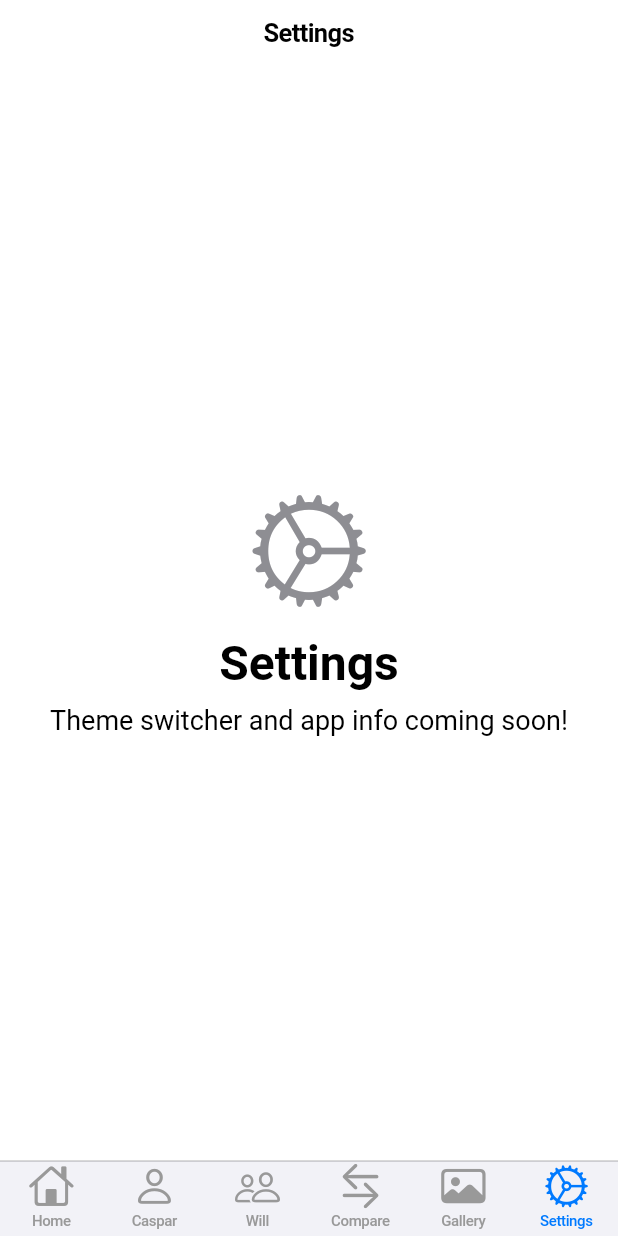
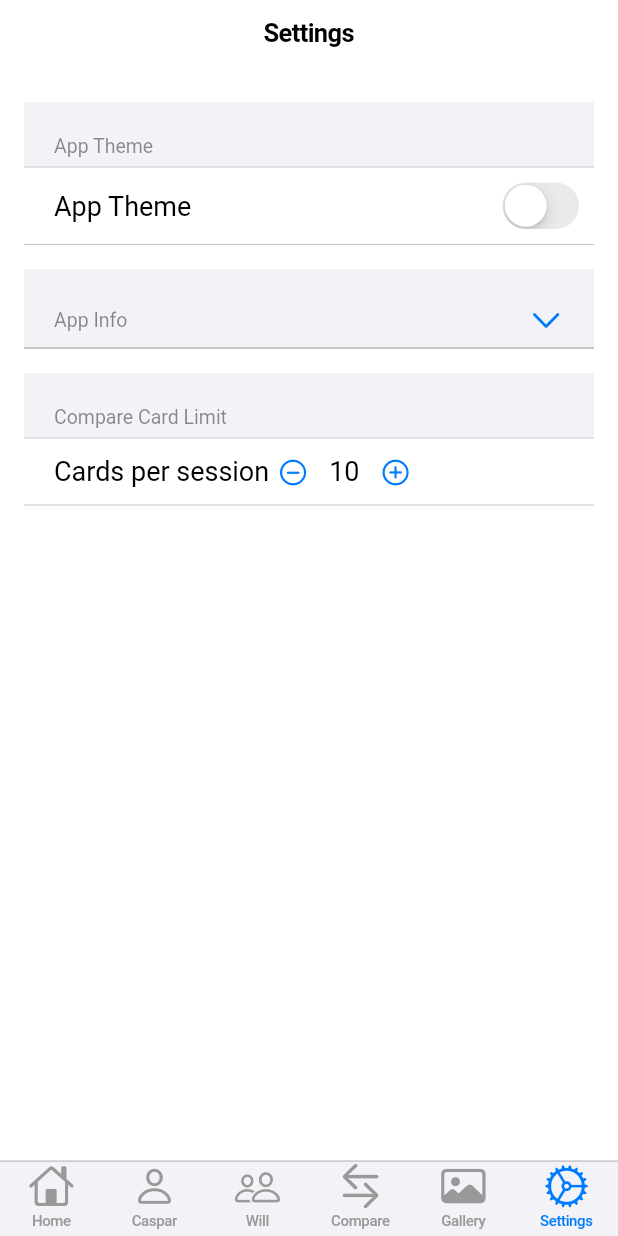
Before and after one commit to Felixburton7/quick_app, a Flutter app: the screen it shows after launch, item 6 of the bottom bar chosen, on a phone screen of 412 x 824 dp. Run offline on Flutter 3.47's test engine with Material 3 defaults, Android fonts, the phone set to English and light mode, and no system bars; our stand-ins replace flutter_card_swiper, shared_preferences.

Commit message:
Add settings page with theme toggle, app info, and compare card limit; persist settings; update compare and theme logic

```diff
--- a/quick_app/lib/main.dart
+++ b/quick_app/lib/main.dart
@@ -1,4 +1,5 @@
 import 'package:flutter/cupertino.dart';
+import 'package:shared_preferences/shared_preferences.dart';
 import 'pages/home_page.dart';
 import 'pages/caspar_page.dart';
 import 'pages/will_page.dart';
@@ -11,32 +12,85 @@ void main() {
   runApp(CasparVsWillApp());
 }
 
-class CasparVsWillApp extends StatelessWidget {
+class CasparVsWillApp extends StatefulWidget {
+  @override
+  _CasparVsWillAppState createState() => _CasparVsWillAppState();
+}
+
+class _CasparVsWillAppState extends State<CasparVsWillApp> {
+  bool _isDarkMode = false;
+  bool _initialized = false;
+
+  @override
+  void initState() {
+    super.initState();
+    _loadTheme();
+  }
+
+  Future<void> _loadTheme() async {
+    final prefs = await SharedPreferences.getInstance();
+    setState(() {
+      _isDarkMode = prefs.getBool('isDarkMode') ?? false;
+      _initialized = true;
+    });
+  }
+
+  Future<void> _updateTheme(bool isDark) async {
+    final prefs = await SharedPreferences.getInstance();
+    setState(() {
+      _isDarkMode = isDark;
+    });
+    await prefs.setBool('isDarkMode', isDark);
+  }
+
   @override
   Widget build(BuildContext context) {
+    if (!_initialized) {
+      return const CupertinoApp(
+        home: Center(child: CupertinoActivityIndicator()),
+      );
+    }
     return CupertinoApp(
       title: 'Caspar vs Will',
-      theme: AppTheme.cupertinoTheme,
-      home: MainNavigation(),
+      theme: _isDarkMode
+          ? CupertinoThemeData(brightness: Brightness.dark)
+          : AppTheme.cupertinoTheme,
+      home: MainNavigation(
+        isDarkMode: _isDarkMode,
+        onThemeChanged: _updateTheme,
+      ),
     );
   }
 }
 
 class MainNavigation extends StatefulWidget {
+  final bool isDarkMode;
+  final ValueChanged<bool> onThemeChanged;
+  MainNavigation({required this.isDarkMode, required this.onThemeChanged});
+
   @override
   _MainNavigationState createState() => _MainNavigationState();
 }
 
 class _MainNavigationState extends State<MainNavigation> {
   int _selectedIndex = 0;
-  final List<Widget> _pages = [
+  late List<Widget> _pages;
+
+  @override
+  void initState() {
+    super.initState();
+    _pages = [
       HomePage(),
       CasparPage(),
       WillPage(),
       ComparePage(),
       GalleryPage(),
-    SettingsPage(),
+      SettingsPage(
+        isDarkMode: widget.isDarkMode,
+        onThemeChanged: widget.onThemeChanged,
+      ),
     ];
+  }
 
   @override
   Widget build(BuildContext context) {
--- a/quick_app/lib/pages/compare_page.dart
+++ b/quick_app/lib/pages/compare_page.dart
@@ -2,6 +2,7 @@ import 'package:flutter/cupertino.dart';
 import 'package:flutter/material.dart'
     show Colors, Card, RoundedRectangleBorder; // For card backgrounds
 import 'package:flutter_card_swiper/flutter_card_swiper.dart';
+import 'package:shared_preferences/shared_preferences.dart';
 
 class ComparePage extends StatefulWidget {
   @override
@@ -43,6 +44,22 @@ class _ComparePageState extends State<ComparePage> {
   int willScore = 0;
   int currentIndex = 0;
   bool finished = false;
+  int _cardLimit = 10;
+
+  static const String compareLimitPrefKey = 'compareCardLimit';
+
+  @override
+  void initState() {
+    super.initState();
+    _loadCardLimit();
+  }
+
+  Future<void> _loadCardLimit() async {
+    final prefs = await SharedPreferences.getInstance();
+    setState(() {
+      _cardLimit = prefs.getInt(compareLimitPrefKey) ?? 10;
+    });
+  }
 
   void _onSwipe(CardSwiperDirection dir) {
     setState(() {
@@ -52,7 +69,7 @@ class _ComparePageState extends State<ComparePage> {
         willScore++;
       }
       currentIndex++;
-      if (currentIndex >= battles.length) {
+      if (currentIndex >= _cardLimit || currentIndex >= battles.length) {
         finished = true;
       }
     });
@@ -87,7 +104,7 @@ class _ComparePageState extends State<ComparePage> {
             if (!finished)
               Expanded(
                 child: CardSwiper(
-                  cardsCount: battles.length,
+                  cardsCount: (_cardLimit < battles.length ? _cardLimit : battles.length),
                   numberOfCardsDisplayed: 2,
                   isLoop: false,
                   onSwipe: (previousIndex, currentIndex, direction) {
--- a/quick_app/lib/pages/settings_page.dart
+++ b/quick_app/lib/pages/settings_page.dart
@@ -1,31 +1,138 @@
 import 'package:flutter/cupertino.dart';
+import 'package:shared_preferences/shared_preferences.dart';
 
-class SettingsPage extends StatelessWidget {
+class SettingsPage extends StatefulWidget {
+  final bool isDarkMode;
+  final ValueChanged<bool> onThemeChanged;
+  const SettingsPage({Key? key, required this.isDarkMode, required this.onThemeChanged}) : super(key: key);
+
+  @override
+  _SettingsPageState createState() => _SettingsPageState();
+}
+
+class _SettingsPageState extends State<SettingsPage> {
+  bool _infoExpanded = false;
+  int _compareCardLimit = 10;
+
+  static const String compareLimitPrefKey = 'compareCardLimit';
+
+  @override
+  void initState() {
+    super.initState();
+    _loadSettings();
+  }
+
+  Future<void> _loadSettings() async {
+    final prefs = await SharedPreferences.getInstance();
+    setState(() {
+      _compareCardLimit = prefs.getInt(compareLimitPrefKey) ?? 10;
+    });
+  }
+
+  Future<void> _setCompareLimit(int value) async {
+    final prefs = await SharedPreferences.getInstance();
+    setState(() {
+      _compareCardLimit = value;
+    });
+    await prefs.setInt(compareLimitPrefKey, value);
+  }
+
   @override
   Widget build(BuildContext context) {
     return CupertinoPageScaffold(
       navigationBar: CupertinoNavigationBar(middle: Text('Settings')),
-      child: Center(
-        child: Column(
-          mainAxisAlignment: MainAxisAlignment.center,
+      child: ListView(
+        padding: EdgeInsets.symmetric(vertical: 24, horizontal: 16),
+        children: [
+          // Theme Toggle Card
+          _buildThemeCard(),
+          SizedBox(height: 16),
+          // App Info Card
+          _buildAppInfoCard(),
+          SizedBox(height: 16),
+          // Compare Card Limit Card
+          _buildCompareLimitCard(),
+        ],
+      ),
+    );
+  }
+
+  Widget _buildThemeCard() {
+    return CupertinoFormSection(
+      header: Text('App Theme'),
+      children: [
+        CupertinoFormRow(
+          prefix: Text('App Theme'),
+          child: CupertinoSwitch(
+            value: widget.isDarkMode,
+            onChanged: widget.onThemeChanged,
+          ),
+        ),
+      ],
+    );
+  }
+
+  Widget _buildAppInfoCard() {
+    return CupertinoFormSection(
+      header: GestureDetector(
+        onTap: () {
+          setState(() {
+            _infoExpanded = !_infoExpanded;
+          });
+        },
+        child: Row(
           children: [
-            Icon(
-              CupertinoIcons.settings,
-              size: 80,
-              color: CupertinoColors.systemGrey,
-            ),
-            SizedBox(height: 16),
-            Text(
-              'Settings',
-              style: CupertinoTheme.of(
-                context,
-              ).textTheme.navLargeTitleTextStyle,
-            ),
-            SizedBox(height: 8),
-            Text('Theme switcher and app info coming soon!'),
+            Expanded(child: Text('App Info')),
+            Icon(_infoExpanded ? CupertinoIcons.chevron_up : CupertinoIcons.chevron_down),
           ],
         ),
       ),
+      children: [
+        if (_infoExpanded)
+          Padding(
+            padding: const EdgeInsets.symmetric(vertical: 8.0, horizontal: 8.0),
+            child: Text(
+              'Quick App helps you compare items, view fun facts, and customize your experience. Use the settings to personalize the app to your preferences.',
+              style: CupertinoTheme.of(context).textTheme.textStyle,
+            ),
+          )
+        else
+          Container(height: 0),
+      ],
+    );
+  }
+
+  Widget _buildCompareLimitCard() {
+    return CupertinoFormSection(
+      header: Text('Compare Card Limit'),
+      children: [
+        CupertinoFormRow(
+          prefix: Text('Cards per session'),
+          child: Row(
+            children: [
+              CupertinoButton(
+                padding: EdgeInsets.zero,
+                minSize: 32,
+                child: Icon(CupertinoIcons.minus_circle),
+                onPressed: _compareCardLimit > 5
+                    ? () => _setCompareLimit(_compareCardLimit - 1)
+                    : null,
+              ),
+              SizedBox(width: 8),
+              Text('$_compareCardLimit'),
+              SizedBox(width: 8),
+              CupertinoButton(
+                padding: EdgeInsets.zero,
+                minSize: 32,
+                child: Icon(CupertinoIcons.add_circled),
+                onPressed: _compareCardLimit < 20
+                    ? () => _setCompareLimit(_compareCardLimit + 1)
+                    : null,
+              ),
+            ],
+          ),
+        ),
+      ],
     );
   }
 }
--- a/quick_app/pubspec.yaml
+++ b/quick_app/pubspec.yaml
@@ -35,6 +35,7 @@ dependencies:
   # Use with the CupertinoIcons class for iOS style icons.
   cupertino_icons: ^1.0.2
   flutter_card_swiper: ^7.0.2
+  shared_preferences: ^2.2.2
 
 dev_dependencies:
   flutter_test:
```
Also changed, not shown: quick_app/pubspec.lock, 10 other files. Lines whose indentation alone changed are shown as unchanged.
